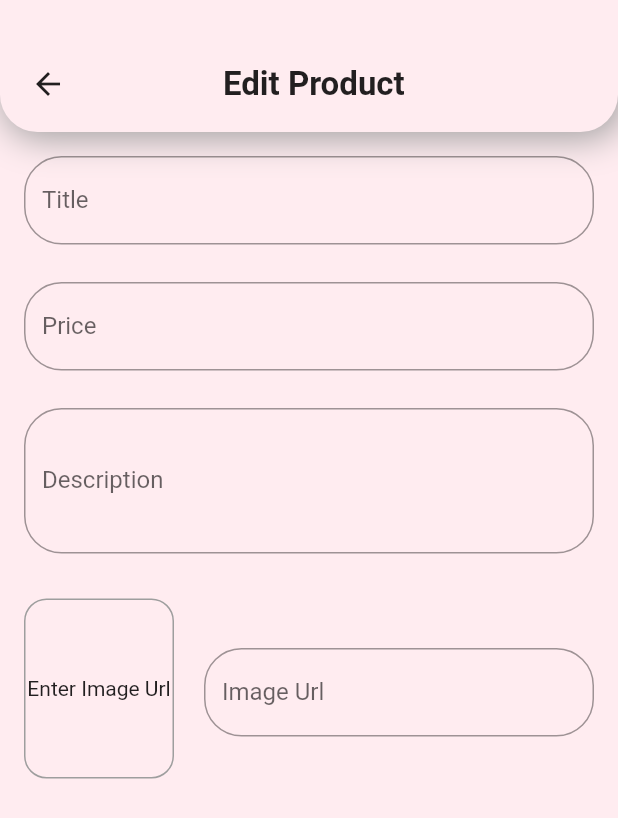
After one commit to pratikpwr/All-Kart, a Flutter app: the EditProductScreen screen opened by its route, on a phone screen of 412 x 824 dp. The commit adds this screen. Shown: the top 818 px of the screen. Run offline on Flutter 3.47's test engine with Material 2 defaults, Android fonts, the phone set to English and light mode, and no system bars; our stand-ins replace google_fonts, toast; network calls fail.

Commit message:
user input module complete

```diff
--- a/lib/main.dart
+++ b/lib/main.dart
@@ -1,3 +1,5 @@
+import './screens/edit_product_screen.dart';
+import './screens/user_products_screen.dart';
 import './providers/cart.dart';
 import './providers/orders.dart';
 import './providers/product.dart';
@@ -45,6 +47,8 @@ class MyApp extends StatelessWidget {
           '/favorites': (context) => FavoritesScreen(),
           '/cart': (context) => CartScreen(),
           '/orders': (context) => OrderScreen(),
+          '/userProducts': (context) => UserProductScreen(),
+          '/editProducts': (context) => EditProductScreen(),
         },
       ),
     );
--- a/lib/providers/products.dart
+++ b/lib/providers/products.dart
@@ -42,7 +42,51 @@ class Products extends ChangeNotifier {
             'Burgundy solid T-shirt, has a polo collar, and long printed sleeves',
         price: 1799,
         imageUrl:
-            'https://assets.myntassets.com/h_1440,q_90,w_1080/v1/assets/images/10847172/2020/6/17/d2faa530-f3a2-42ec-b6da-0be6987df8491592371575546-Nautica-Men-Tshirts-1331592371573495-3.jpg')
+            'https://assets.myntassets.com/h_1440,q_90,w_1080/v1/assets/images/10847172/2020/6/17/d2faa530-f3a2-42ec-b6da-0be6987df8491592371575546-Nautica-Men-Tshirts-1331592371573495-3.jpg'),
+    /*Product(
+        id: 'p6',
+        title: 'Women White & Black Top',
+        description:
+        'White and Black striped knitted regular top, has a round neck, and three-quarter sleeves',
+        price: 1599,
+        imageUrl:
+        'https://assets.myntassets.com/h_1440,q_90,w_1080/v1/assets/images/11184478/2020/3/3/3e3d7de2-b7dc-4161-bbb1-7036f242f0b01583211553878-Levis-Women-Tops-8411583211551899-1.jpg'),
+
+    Product(
+        id: 'p7',
+        title: 'Women White & Black Top',
+        description:
+        'White and Black striped knitted regular top, has a round neck, and three-quarter sleeves',
+        price: 1599,
+        imageUrl:
+        'https://assets.myntassets.com/h_1440,q_90,w_1080/v1/assets/images/11184478/2020/3/3/3e3d7de2-b7dc-4161-bbb1-7036f242f0b01583211553878-Levis-Women-Tops-8411583211551899-1.jpg'),
+
+    Product(
+        id: 'p8',
+        title: 'Women White & Black Top',
+        description:
+        'White and Black striped knitted regular top, has a round neck, and three-quarter sleeves',
+        price: 1599,
+        imageUrl:
+        'https://assets.myntassets.com/h_1440,q_90,w_1080/v1/assets/images/11184478/2020/3/3/3e3d7de2-b7dc-4161-bbb1-7036f242f0b01583211553878-Levis-Women-Tops-8411583211551899-1.jpg'),
+
+    Product(
+        id: 'p9',
+        title: 'Women White & Black Top',
+        description:
+        'White and Black striped knitted regular top, has a round neck, and three-quarter sleeves',
+        price: 1599,
+        imageUrl:
+        'https://assets.myntassets.com/h_1440,q_90,w_1080/v1/assets/images/11184478/2020/3/3/3e3d7de2-b7dc-4161-bbb1-7036f242f0b01583211553878-Levis-Women-Tops-8411583211551899-1.jpg'),
+    Product(
+        id: 'p10',
+        title: 'Women White & Black Top',
+        description:
+        'White and Black striped knitted regular top, has a round neck, and three-quarter sleeves',
+        price: 1599,
+        imageUrl:
+        'https://assets.myntassets.com/h_1440,q_90,w_1080/v1/assets/images/11184478/2020/3/3/3e3d7de2-b7dc-4161-bbb1-7036f242f0b01583211553878-Levis-Women-Tops-8411583211551899-1.jpg'),
+        */
   ];
 
   List<Product> get items {
@@ -57,8 +101,35 @@ class Products extends ChangeNotifier {
     return _items.firstWhere((element) => element.id == productId);
   }
 
-  void addProduct() {
-    //_items.add(value);
+  void removeItem(String productId) {
+    _items.remove(productId);
+    notifyListeners();
+  }
+
+  void addProduct(Product product) {
+    final newProduct = Product(
+        title: product.title,
+        id: DateTime.now().toString(),
+        price: product.price,
+        imageUrl: product.imageUrl,
+        description: product.description);
+    _items.add(newProduct);
+
+    notifyListeners();
+  }
+
+  void updateProduct(String id, Product newProduct) {
+    final productIndex = _items.indexWhere((element) => element.id == id);
+    if (productIndex >= 0) {
+      _items[productIndex] = newProduct;
+      notifyListeners();
+    } else {
+      print('...');
+    }
+  }
+
+  void deleteProduct(String id) {
+    _items.removeWhere((element) => element.id == id);
     notifyListeners();
   }
 }
--- a/lib/screens/cart_screen.dart
+++ b/lib/screens/cart_screen.dart
@@ -1,11 +1,10 @@
 import '../providers/cart.dart';
 import '../providers/orders.dart';
 import '../screens/orders_screen.dart';
-import '../widgets/cart_item.dart';
+import '../widgets/cart_item_tile.dart';
 import 'package:google_fonts/google_fonts.dart';
 import 'package:provider/provider.dart';
 import 'package:toast/toast.dart';
-
 import '../widgets/my_appBar.dart';
 import 'package:flutter/material.dart';
 
--- /dev/null
+++ b/lib/screens/edit_product_screen.dart
@@ -0,0 +1,303 @@
+import '../providers/product.dart';
+import '../providers/products.dart';
+import '../widgets/my_appBar.dart';
+import 'package:flutter/material.dart';
+import 'package:provider/provider.dart';
+
+class EditProductScreen extends StatefulWidget {
+  static const routeName = '/editProducts';
+
+  @override
+  _EditProductScreenState createState() => _EditProductScreenState();
+}
+
+class _EditProductScreenState extends State<EditProductScreen> {
+  final _productFocusNode = FocusNode();
+  final _detailsFocusNode = FocusNode();
+  final _imageUrlController = TextEditingController();
+  final _imageUrlFocusNode = FocusNode();
+  final _formKey = GlobalKey<FormState>();
+  var _editedProduct =
+      Product(id: null, title: '', price: 0, description: '', imageUrl: '');
+
+  var _isInit = true;
+  var _initValue = {
+    'title': '',
+    'price': '',
+    'description': '',
+    'imageUrl': ''
+  };
+
+  @override
+  void initState() {
+    _imageUrlFocusNode.addListener(_updateImageUrl);
+    super.initState();
+  }
+
+  @override
+  void didChangeDependencies() {
+    if (_isInit) {
+      final editProductId = ModalRoute.of(context).settings.arguments as String;
+
+      if (editProductId != null) {
+        _editedProduct = Provider.of<Products>(context).findById(editProductId);
+
+        _initValue = {
+          'title': _editedProduct.title,
+          'price': _editedProduct.price.toString(),
+          'description': _editedProduct.description,
+          'imageUrl': ''
+        };
+        _imageUrlController.text = _editedProduct.imageUrl;
+      }
+    }
+
+    _isInit = false;
+    super.didChangeDependencies();
+  }
+
+  @override
+  void dispose() {
+    _imageUrlFocusNode.removeListener(_updateImageUrl);
+    _productFocusNode.dispose();
+    _detailsFocusNode.dispose();
+    _imageUrlController.dispose();
+    _imageUrlFocusNode.dispose();
+    super.dispose();
+  }
+
+  void _updateImageUrl() {
+    if (!_imageUrlFocusNode.hasFocus) {
+      if (_imageUrlController.text.isEmpty ||
+          !_imageUrlController.text.startsWith('http') &&
+              !_imageUrlController.text.startsWith('https') ||
+          !_imageUrlController.text.endsWith('png') &&
+              !_imageUrlController.text.endsWith('jpg') &&
+              !_imageUrlController.text.endsWith('jpeg')) {
+        return;
+      }
+      setState(() {});
+    }
+  }
+
+  void _saveForm() {
+    final isValid = _formKey.currentState.validate();
+    if (isValid) {
+      _formKey.currentState.save();
+      if (_editedProduct.id != null) {
+        Provider.of<Products>(context, listen: false)
+            .updateProduct(_editedProduct.id, _editedProduct);
+      } else {
+        Provider.of<Products>(context, listen: false)
+            .addProduct(_editedProduct);
+      }
+
+      Navigator.of(context).pop();
+    }
+  }
+
+  @override
+  Widget build(BuildContext context) {
+    return Scaffold(
+      body: Column(
+        children: <Widget>[
+          MyAppBar(
+            title: 'Edit Product',
+            leading: Icons.arrow_back,
+            leadingOnTap: () {
+              Navigator.of(context).pop();
+            },
+            isCart: false,
+          ),
+          Expanded(
+            child: Padding(
+              padding: const EdgeInsets.all(16.0),
+              child: Form(
+                  key: _formKey,
+                  child: ListView(
+                    children: <Widget>[
+                      TextFormField(
+                        initialValue: _initValue['title'],
+                        decoration: InputDecoration(
+                          labelText: 'Title',
+                          border: new OutlineInputBorder(
+                            borderRadius: new BorderRadius.circular(25.0),
+                            borderSide: new BorderSide(),
+                          ),
+                        ),
+                        textInputAction: TextInputAction.next,
+                        onFieldSubmitted: (_) {
+                          FocusScope.of(context)
+                              .requestFocus(_productFocusNode);
+                        },
+                        validator: (value) {
+                          if (value.isEmpty) {
+                            return 'Please Provide Title';
+                          } else if (value.length > 40) {
+                            return 'Please Provide short title';
+                          } else {
+                            return null;
+                          }
+                        },
+                        onSaved: (value) {
+                          _editedProduct = Product(
+                              title: value,
+                              description: _editedProduct.description,
+                              price: _editedProduct.price,
+                              id: _editedProduct.id,
+                              isFavorite: _editedProduct.isFavorite,
+                              imageUrl: _editedProduct.imageUrl);
+                        },
+                      ),
+                      SizedBox(
+                        height: 25,
+                      ),
+                      TextFormField(
+                        initialValue: _initValue['price'],
+                        decoration: InputDecoration(
+                          labelText: 'Price',
+                          border: new OutlineInputBorder(
+                            borderRadius: new BorderRadius.circular(25.0),
+                            borderSide: new BorderSide(),
+                          ),
+                        ),
+                        onFieldSubmitted: (_) {
+                          FocusScope.of(context)
+                              .requestFocus(_detailsFocusNode);
+                        },
+                        textInputAction: TextInputAction.next,
+                        keyboardType: TextInputType.number,
+                        focusNode: _productFocusNode,
+                        validator: (value) {
+                          if (value.isEmpty) {
+                            return 'Please enter price.';
+                          } else if (double.tryParse(value) == null) {
+                            return 'Please enter valid price.';
+                          } else if (double.parse(value) <= 0) {
+                            return 'Please enter number greater than zero.';
+                          } else {
+                            return null;
+                          }
+                        },
+                        onSaved: (value) {
+                          _editedProduct = Product(
+                              title: _editedProduct.title,
+                              description: _editedProduct.description,
+                              price: int.parse(value),
+                              id: _editedProduct.id,
+                              isFavorite: _editedProduct.isFavorite,
+                              imageUrl: _editedProduct.imageUrl);
+                        },
+                      ),
+                      SizedBox(
+                        height: 25,
+                      ),
+                      TextFormField(
+                        initialValue: _initValue['description'],
+                        decoration: InputDecoration(
+                          labelText: 'Description',
+                          border: new OutlineInputBorder(
+                            borderRadius: new BorderRadius.circular(25.0),
+                            borderSide: new BorderSide(),
+                          ),
+                        ),
+                        focusNode: _detailsFocusNode,
+                        keyboardType: TextInputType.multiline,
+                        maxLines: 3,
+                        validator: (value) {
+                          if (value.isEmpty) {
+                            return 'Please enter description.';
+                          } else if (value.length < 15) {
+                            return 'Please enter more than 15 letters.';
+                          }
+                          return null;
+                        },
+                        onSaved: (value) {
+                          _editedProduct = Product(
+                              title: _editedProduct.title,
+                              description: value,
+                              price: _editedProduct.price,
+                              id: _editedProduct.id,
+                              isFavorite: _editedProduct.isFavorite,
+                              imageUrl: _editedProduct.imageUrl);
+                        },
+                      ),
+                      SizedBox(
+                        height: 25,
+                      ),
+                      Row(
+                        children: <Widget>[
+                          Container(
+                            height: 120,
+                            width: 100,
+                            margin: EdgeInsets.only(top: 5, bottom: 10),
+                            decoration: BoxDecoration(
+                                borderRadius:
+                                    BorderRadius.all(Radius.circular(15)),
+                                border:
+                                    Border.all(width: 1, color: Colors.grey)),
+                            child: _imageUrlController.text.isEmpty
+                                ? Center(child: Text('Enter Image Url'))
+                                : ClipRRect(
+                                    borderRadius:
+                                        BorderRadius.all(Radius.circular(15)),
+                                    child: Image.network(
+                                      _imageUrlController.text,
+                                      fit: BoxFit.cover,
+                                    ),
+                                  ),
+                          ),
+                          SizedBox(
+                            width: 20,
+                          ),
+                          Expanded(
+                            child: TextFormField(
+                              decoration: InputDecoration(
+                                labelText: 'Image Url',
+                                border: new OutlineInputBorder(
+                                  borderRadius: new BorderRadius.circular(25.0),
+                                  borderSide: new BorderSide(),
+                                ),
+                              ),
+                              keyboardType: TextInputType.url,
+                              textInputAction: TextInputAction.done,
+                              controller: _imageUrlController,
+                              focusNode: _imageUrlFocusNode,
+                              validator: (value) {
+                                if (value.isEmpty) {
+                                  return 'Please enter image url.';
+                                } else if (!value.startsWith('http') &&
+                                    !value.startsWith('https')) {
+                                  return 'Please enter Valid Url.';
+                                } else if (!value.endsWith('png') &&
+                                    !value.endsWith('jpg') &&
+                                    !value.endsWith('jpeg')) {
+                                  return 'Please enter valid Url.';
+                                }
+                                return null;
+                              },
+                              onFieldSubmitted: (_) {
+                                _saveForm();
+                              },
+                              onSaved: (value) {
+                                _editedProduct = Product(
+                                    title: _editedProduct.title,
+                                    description: _editedProduct.description,
+                                    price: _editedProduct.price,
+                                    id: _editedProduct.id,
+                                    isFavorite: _editedProduct.isFavorite,
+                                    imageUrl: value);
+                              },
+                            ),
+                          )
+                        ],
+                      )
+                    ],
+                  )),
+            ),
+          )
+        ],
+      ),
+    );
+  }
+}
--- a/lib/screens/product_detail_screen.dart
+++ b/lib/screens/product_detail_screen.dart
@@ -70,7 +70,7 @@ class ProductDetailScreen extends StatelessWidget {
                                 onTap: () {
                                   cart.addItem(loadedItem.id, loadedItem.title,
                                       loadedItem.price, loadedItem.imageUrl);
-                                  Toast.show("Added to Cart", context,
+                                  Toast.show("Added Item to Cart", context,
                                       duration: Toast.LENGTH_SHORT,
                                       gravity: Toast.BOTTOM);
                                 },
```
Also changed, not shown: lib/screens/user_products_screen.dart (added, +50 -0 lines), lib/widgets/app_drawer.dart (+13 -1 lines), lib/widgets/cart_item_tile.dart (renamed from lib/widgets/cart_item.dart, +25 -0 lines), lib/widgets/user_product_tile.dart (added, +138 -0 lines).
